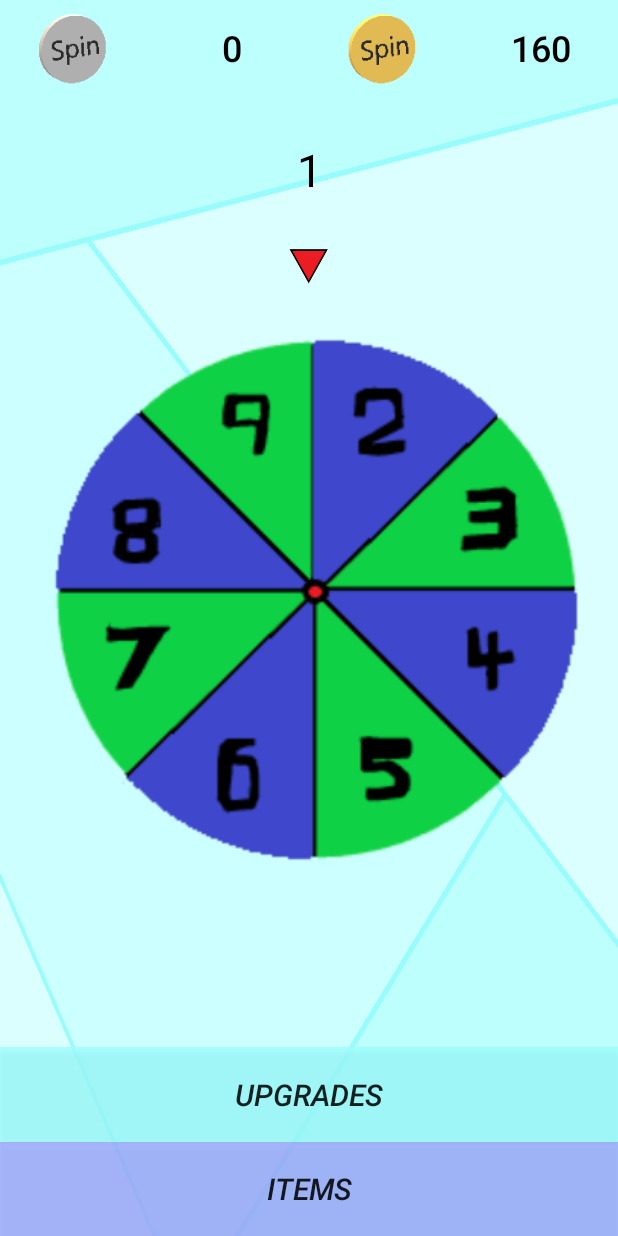
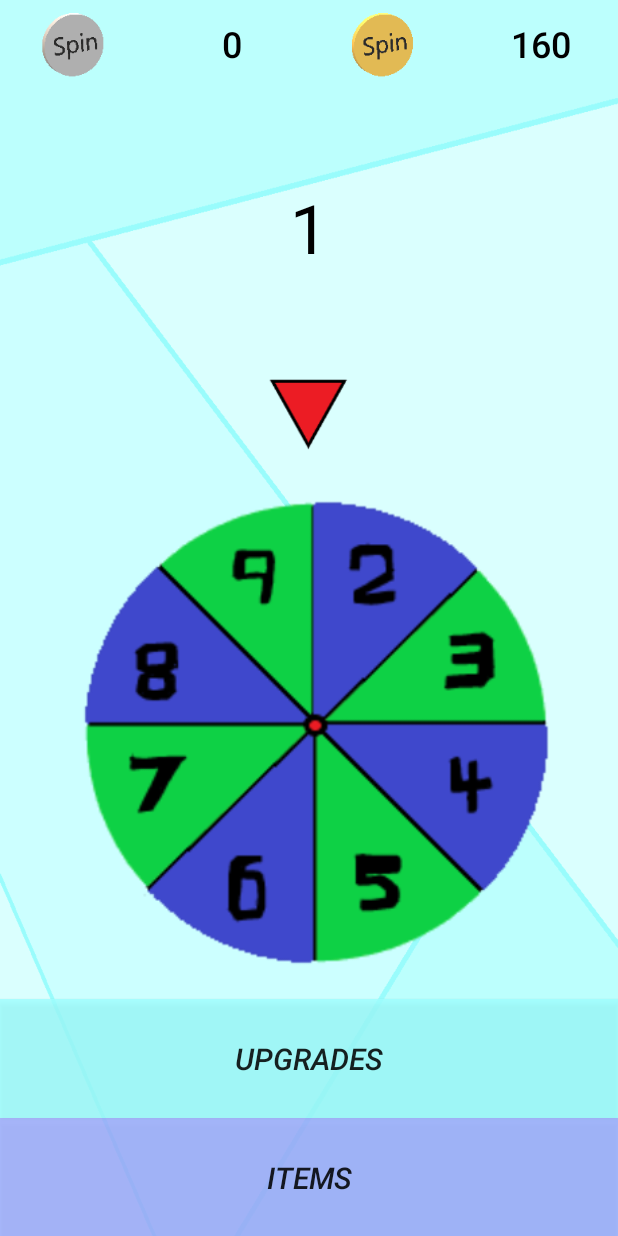
Before and after one commit to Dev-Luke-A/Animation, an Android app: the MainActivity screen opened directly, with no data from a screen before it, on a phone screen of 412 x 824 dp. Run offline under Robolectric (Android 15) with nearby library versions, the phone set to English and light mode, and no system bars.

Commit message:
some stuff

```diff
--- a/app/src/main/java/com/pointless/spinthewheel/MainActivity.java
+++ b/app/src/main/java/com/pointless/spinthewheel/MainActivity.java
@@ -24,6 +24,7 @@ import java.io.FileWriter;
 import java.io.IOException;
 import java.io.PrintWriter;
 import java.lang.reflect.Method;
+import java.text.DecimalFormat;
 import java.util.Random;
 
 public class MainActivity extends AppCompatActivity {
@@ -69,18 +70,9 @@ public class MainActivity extends AppCompatActivity {
         sc = (mPrefs.getFloat("sc", 1));
        // pcoins= (mPrefs.getInt("pcoins", 1));
         pcoins = 10;
-        ImageView engine = findViewById(R.id.imageView5);
-        ImageView engine2 = findViewById(R.id.imageView8);
-        ImageView engine3 = findViewById(R.id.imageView9);
 
-        if(v6 == (float) 1.2) {
-            engine.setImageDrawable(ContextCompat.getDrawable(this, R.drawable.v_6_engine));
 
-        }
-        if(sc == (float) 1.2) {
-            engine2.setImageDrawable(ContextCompat.getDrawable(this, R.drawable.scrooge1));
 
-        }
 
         first = (mPrefs.getInt("first", 0));
 
@@ -138,7 +130,8 @@ public class MainActivity extends AppCompatActivity {
         progress = (mPrefs.getInt("progress", 0));
         ProgressBar progressBar = findViewById(R.id.progressBar);
         progressBar.setMax((int)(50 * Math.pow(level,1.5)));
-        progressBar.setProgress(progress);
+        setprog(progress);
+
         TextView textView = findViewById(R.id.textView);
         textView.setText(String.valueOf(level));
 
@@ -254,7 +247,8 @@ public class MainActivity extends AppCompatActivity {
 
 
                 }
-                progressBar.incrementProgressBy((int)lv);
+                setprog(progressBar.getProgress() + (int)lv);
+//                progressBar.incrementProgressBy((int)lv);
 //                textView.setText(progressBar.getProgress() + "/" + progressBar.getMax());
 
                 mEditor.putInt("spins", spins).apply();
@@ -294,6 +288,7 @@ public class MainActivity extends AppCompatActivity {
                     int prog =  progressBar.getProgress();
                     lv = lv -  (progressBar.getMax()-prog);
                     level++;
+
                     progressBar.setProgress(0);
                     TextView textView = findViewById(R.id.textView);
                        textView.setText(String.valueOf(level));
@@ -306,7 +301,8 @@ public class MainActivity extends AppCompatActivity {
 
 
                 }
-                progressBar.incrementProgressBy((int)lv);
+  //              progressBar.incrementProgressBy((int)lv);
+                setprog(progressBar.getProgress() + (int)lv);
 //                textView.setText(progressBar.getProgress() + "/" + progressBar.getMax());
 
                 mEditor.putInt("spins", spins).apply();
@@ -350,29 +346,16 @@ public class MainActivity extends AppCompatActivity {
         } else Toast.makeText(this, "Wait until wheel is finished", Toast.LENGTH_SHORT).show();
     }
 
-    public static String Realnum(float f1) {
-        String knum;
-        if (f1 < 999) {
-            knum = String.valueOf(f1);
+    public static String Realnum(float fl) {
+        char[] suffix = {' ', 'k', 'M', 'B', 'T', 'P', 'E'};
+        float numValue = fl;
+        int value = (int) Math.floor(Math.log10(numValue));
+        int base = value / 3;
+        if (value >= 3 && base < suffix.length) {
+            return new DecimalFormat("#0.00").format(numValue / Math.pow(10, base * 3)) + suffix[base];
         } else {
-            if (f1 < 1000000 && f1 > 999) {
-                knum =  String.valueOf((int) (f1 / 1000)) + "."  +  String.valueOf((((int) Math.floor(f1 % 10000))/100)) +  "K";
-            } else if (f1 < 1000000000 && f1 > 999999) {
-                knum =  String.valueOf((int)(f1/1000000)) + "."  +  String.valueOf((( (int)Math.floor(f1 %10000000))/100)) +  "M";
-            } else if (f1 < 1000000000000L && f1 > 999999999) {
-                knum =  String.valueOf(((int)(f1/1000000000))) +   "."  +   String.valueOf((( (int)Math.floor(f1 % 10000000000L))/100)) +  "B";
-            } else if (f1 < 1000000000000000L && f1 > 999999999999L) {
-                knum = String.valueOf(((int) (f1 / 1000000000000L))) +   "."  +   String.valueOf( (((int)Math.floor(f1 %10000000000000L))/100)) + "T";
-            } else if (f1 < 10000000000000000L && f1 > 999999999999999L) {
-                knum = String.valueOf(((int) (f1 / 1000000000000000L))) +   "."  +   String.valueOf( (((int)Math.floor(f1 % 10000000000000000L))/100)) + "Qua";
-
-            }else knum = "error";
-
+            return new DecimalFormat("#,##0").format(numValue);
         }
-        if(knum.endsWith(".0")){
-          knum = knum.substring(0, knum.length()-2);
-        }
-        return knum;
     }
 
     public void onBackPressed() {
@@ -381,4 +364,33 @@ public class MainActivity extends AppCompatActivity {
         } else Toast.makeText(this, "Wait until wheel is finished", Toast.LENGTH_SHORT).show();
     }
 
-}
+    public void setprog (final float prog) {
+        final ProgressBar pb = findViewById(R.id.progressBar);
+        Float cprog = (float) pb.getProgress();
+        Runnable runnable = new Runnable() {
+            long num = 600;
+            int min;
+            int sec;
+
+            @Override
+            public void run() {
+                try {
+                    for (int a = 1; a < 50; a++) {
+                        Thread.sleep(10);
+                        float av = pb.getProgress() + (prog - pb.getProgress()) / (50/a);
+                        pb.setProgress((int) av);
+                    }
+                } catch (InterruptedException e) {
+                    e.printStackTrace();
+
+                }
+            }
+
+            ;
+        };
+        Thread mthread = new Thread(runnable);
+        mthread.start();
+        }
+
+
+    }
--- a/app/src/main/res/drawable/circle.xml
+++ b/app/src/main/res/drawable/circle.xml
@@ -6,7 +6,7 @@
     xmlns:android="http://schemas.android.com/apk/res/android">
 <shape xmlns:android="http://schemas.android.com/apk/res/android"
     android:shape="ring"
-    android:innerRadiusRatio="20"
+    android:innerRadiusRatio="10"
 
     android:thickness="10dp"
     android:useLevel="true">
--- a/app/src/main/res/layout/activity_main.xml
+++ b/app/src/main/res/layout/activity_main.xml
@@ -13,7 +13,7 @@
     <LinearLayout
         android:layout_width="match_parent"
         android:layout_height="match_parent"
-        android:layout_weight="1.1"
+        android:layout_weight="1.08"
         android:orientation="horizontal"
         android:weightSum="4">
 
@@ -58,7 +58,7 @@
     <LinearLayout
         android:layout_width="match_parent"
         android:layout_height="match_parent"
-        android:layout_weight="1.05"
+        android:layout_weight="0.9"
         android:orientation="horizontal"
         android:weightSum="5.5">
 
@@ -66,40 +66,41 @@
         <RelativeLayout
             android:layout_width="match_parent"
             android:layout_height="match_parent"
-            android:orientation="horizontal"
-            android:layout_weight="1">
+            android:layout_weight="1"
+            android:orientation="horizontal">
 
             <LinearLayout
                 android:layout_width="match_parent"
                 android:layout_height="match_parent"
-            android:gravity="center" >
+                android:gravity="center">
+
                 <ProgressBar
                     android:id="@+id/progressBar"
                     style="?android:attr/progressBarStyleHorizontal"
 
-            android:maxHeight="20dp"
-            android:minHeight="10dp"
                     android:layout_width="match_parent"
                     android:layout_height="match_parent"
                     android:layout_weight="1"
                     android:animationResolution="100"
                     android:indeterminate="false"
-            android:progressDrawable="@drawable/circle"
                     android:indeterminateBehavior="cycle"
                     android:max="100"
+                    android:maxHeight="20dp"
+                    android:minHeight="10dp"
+                    android:progress="0"
 
-            android:progress="0" />
+                    android:progressDrawable="@drawable/circle" />
             </LinearLayout>
 
             <TextView
                 android:id="@+id/textView"
                 android:layout_width="match_parent"
                 android:layout_height="match_parent"
-                android:layout_weight="2"
+                android:layout_weight="1.7"
                 android:gravity="center"
                 android:text="0"
                 android:textColor="#000000"
-                android:textSize="30sp" />
+                android:textSize="45sp" />
         </RelativeLayout>
 
     </LinearLayout>
@@ -108,50 +109,24 @@
         android:id="@+id/imageView3"
         android:layout_width="match_parent"
         android:layout_height="match_parent"
-        android:layout_weight="1.15"
+        android:layout_weight="1.08"
         app:srcCompat="@drawable/wheelarrow" />
 
     <ImageView
         android:id="@+id/imageView"
         android:layout_width="match_parent"
         android:layout_height="match_parent"
-        android:layout_weight="0.6"
+        android:layout_weight="0.65"
         android:scaleType="centerCrop"
         app:srcCompat="@drawable/wheel"
         tools:layout_editor_absoluteX="109dp"
         tools:layout_editor_absoluteY="174dp" />
 
-    <LinearLayout
-        android:layout_width="match_parent"
-        android:layout_height="match_parent"
-        android:layout_weight="1.05"
-        android:orientation="horizontal">
-
-        <ImageView
-            android:id="@+id/imageView5"
-            android:layout_width="match_parent"
-            android:layout_height="match_parent"
-            android:layout_weight="1.05" />
-
-        <ImageView
-            android:id="@+id/imageView8"
-            android:layout_width="match_parent"
-            android:layout_height="match_parent"
-            android:layout_weight="1.05"
-            />
-        <ImageView
-            android:id="@+id/imageView9"
-            android:layout_width="match_parent"
-            android:layout_height="match_parent"
-            android:layout_weight="1.05" />
-
-    </LinearLayout>
-
     <Button
         android:id="@+id/Upgrade_Btn"
         android:layout_width="match_parent"
         android:layout_height="match_parent"
-        android:layout_weight="1.1"
+        android:layout_weight="1.05"
         android:background="#CC9FFFFF"
         android:longClickable="true"
         android:onClick="Upgrades"
@@ -163,7 +138,7 @@
         android:id="@+id/button4"
         android:layout_width="match_parent"
         android:layout_height="match_parent"
-        android:layout_weight="1.1"
+        android:layout_weight="1.05"
         android:background="#CC9FAAFF"
         android:longClickable="true"
         android:onClick="crates"
```
Lines whose indentation alone changed are shown as unchanged.
